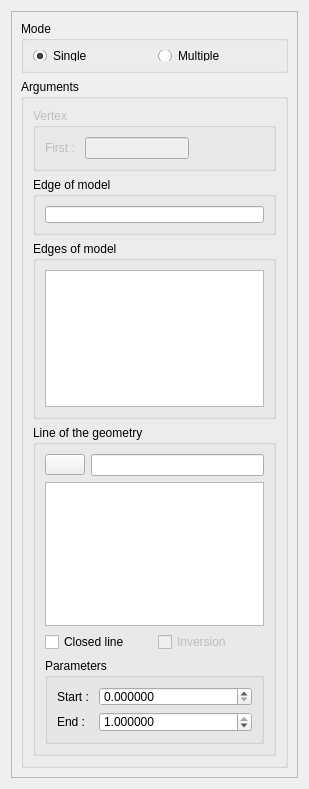
Qt form src/HEXABLOCKGUI/EdgeAssoc_QTD.ui (SalomePlatform/hexablock) before a commit.
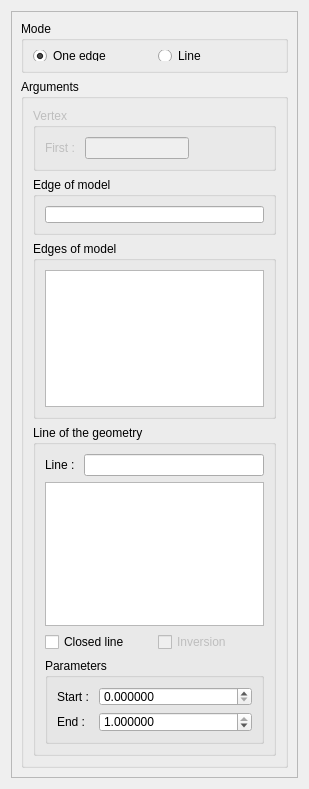
The same form after that commit.

```diff
--- a/src/HEXABLOCKGUI/EdgeAssoc_QTD.ui
+++ b/src/HEXABLOCKGUI/EdgeAssoc_QTD.ui
@@ -74,7 +74,7 @@
           <item>
            <widget class="QRadioButton" name="single_rb">
             <property name="text">
-             <string>Single</string>
+             <string>One edge</string>
             </property>
             <property name="checked">
              <bool>true</bool>
@@ -84,7 +84,7 @@
           <item>
            <widget class="QRadioButton" name="multiple_rb">
             <property name="text">
-             <string>Multiple</string>
+             <string>Line</string>
             </property>
             <property name="checked">
              <bool>false</bool>
@@ -208,31 +208,16 @@
              <item>
               <layout class="QHBoxLayout" name="horizontalLayout_4">
                <item>
-                <widget class="QPushButton" name="pb_line_select">
-                 <property name="sizePolicy">
-                  <sizepolicy hsizetype="Fixed" vsizetype="Fixed">
-                   <horstretch>0</horstretch>
-                   <verstretch>0</verstretch>
-                  </sizepolicy>
-                 </property>
-                 <property name="maximumSize">
-                  <size>
-                   <width>16777215</width>
-                   <height>21</height>
-                  </size>
-                 </property>
+                <widget class="QLabel" name="label_4">
                  <property name="text">
-                  <string/>
-                 </property>
-                 <property name="autoDefault">
-                  <bool>false</bool>
+                  <string>Line : </string>
                  </property>
                 </widget>
                </item>
                <item>
                 <widget class="QLineEdit" name="single_line_le">
                  <property name="readOnly">
-                  <bool>true</bool>
+                  <bool>false</bool>
                  </property>
                 </widget>
                </item>
```
Left out of the diff: 48 changed lines with no effect on the pictures.
